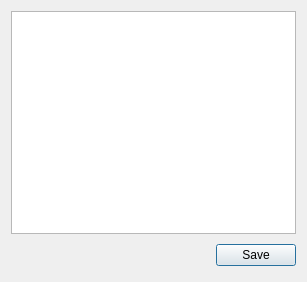
The window that SouvenirEdit.ui (PachowStudios/CS1D-Second-Project) describes before a commit, drawn with Qt 5.
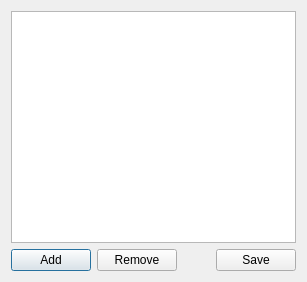
The same window after the commit.

Commit message: Added adding and removing souvenirs

Patch:
```diff
--- a/SouvenirEdit.ui
+++ b/SouvenirEdit.ui
@@ -13,8 +13,8 @@
   <property name="windowTitle">
    <string>Edit Souvenirs</string>
   </property>
-  <layout class="QVBoxLayout" name="verticalLayout">
-   <item>
+  <layout class="QGridLayout" name="gridLayout">
+   <item row="0" column="0">
     <widget class="QTableView" name="souvenirTable">
      <property name="editTriggers">
       <set>QAbstractItemView::DoubleClicked|QAbstractItemView::EditKeyPressed</set>
@@ -42,21 +42,46 @@
      </attribute>
     </widget>
    </item>
-   <item>
-    <widget class="QDialogButtonBox" name="buttons">
-     <property name="minimumSize">
-      <size>
-       <width>0</width>
-       <height>31</height>
-      </size>
+   <item row="1" column="0">
+    <layout class="QHBoxLayout" name="horizontalButtonLayout">
+     <property name="topMargin">
+      <number>0</number>
      </property>
-     <property name="orientation">
-      <enum>Qt::Horizontal</enum>
-     </property>
-     <property name="standardButtons">
-      <set>QDialogButtonBox::Save</set>
-     </property>
-    </widget>
+     <item>
+      <widget class="QPushButton" name="addButton">
+       <property name="text">
+        <string>Add</string>
+       </property>
+      </widget>
+     </item>
+     <item>
+      <widget class="QPushButton" name="removeButton">
+       <property name="text">
+        <string>Remove</string>
+       </property>
+      </widget>
+     </item>
+     <item>
+      <spacer name="horizontalSpacer">
+       <property name="orientation">
+        <enum>Qt::Horizontal</enum>
+       </property>
+       <property name="sizeHint" stdset="0">
+        <size>
+         <width>40</width>
+         <height>20</height>
+        </size>
+       </property>
+      </spacer>
+     </item>
+     <item>
+      <widget class="QPushButton" name="saveButton">
+       <property name="text">
+        <string>Save</string>
+       </property>
+      </widget>
+     </item>
+    </layout>
    </item>
   </layout>
  </widget>
```
Left out of the diff: 35 changed lines with no effect on the pictures. The commit also changes 2 other files.
